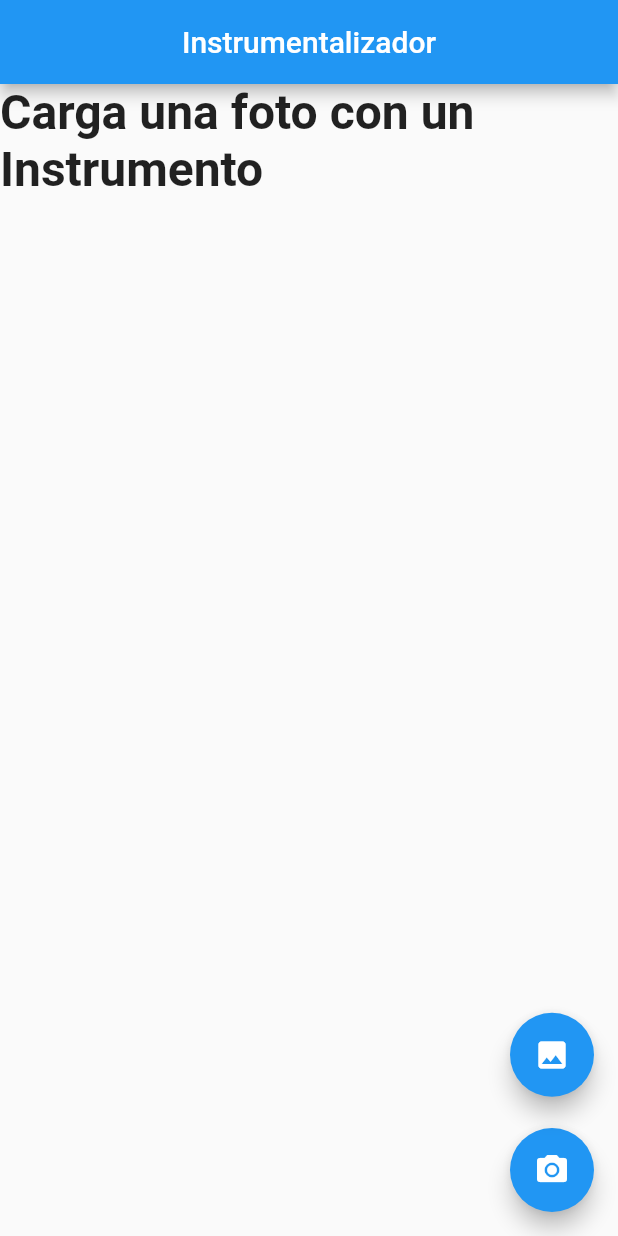
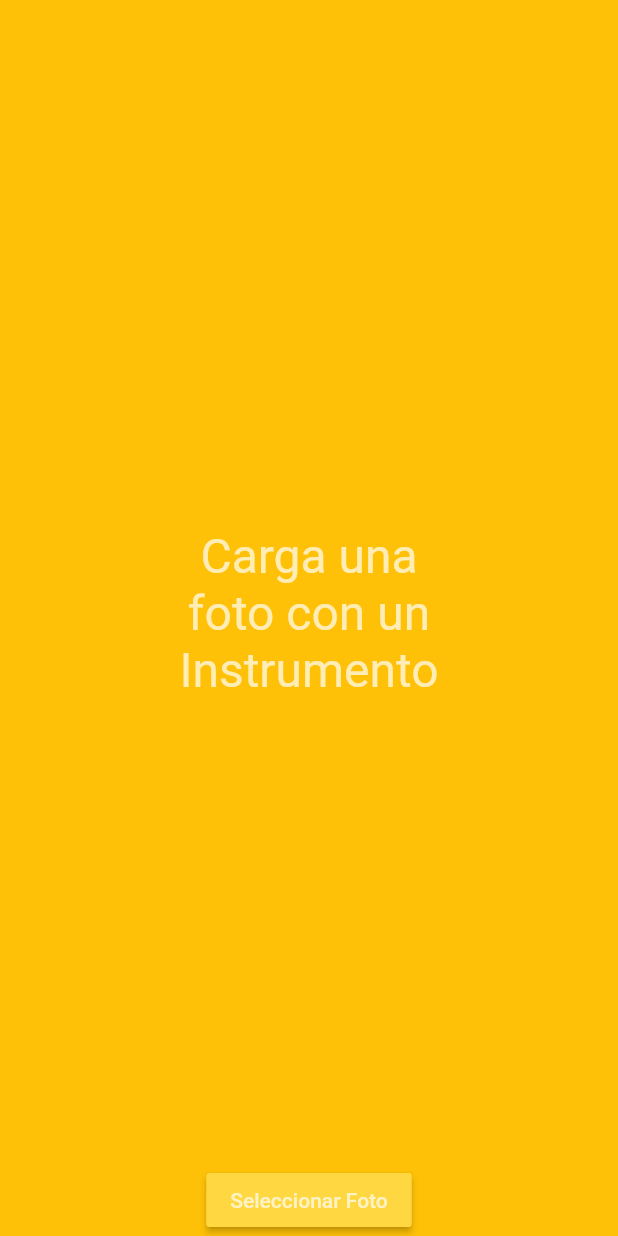
Before and after one commit to MoyaCar/reconocedor_de_instrumentos_mobile, a Flutter app: the screen it shows after launch, on a phone screen of 412 x 824 dp. Run offline on Flutter 3.47's test engine with Material 2 defaults, Android fonts, the phone set to English and light mode, and no system bars; our stand-ins replace image_picker.

Commit message:
Cambios Esteticos

```diff
--- a/lib/main.dart
+++ b/lib/main.dart
@@ -66,6 +66,57 @@ class _PantallaInicialState extends State<PantallaInicial> {
 
   Widget build(BuildContext context) {
     return Scaffold(
+      body: Container(
+        color: Colors.amber,
+        child: Center(
+          child: Stack(
+            children: <Widget>[
+              Center(
+                child: SizedBox(
+                  width: 200,
+                  height: 200,
+                  child: (img == null)
+                      ? Padding(
+                          padding: EdgeInsets.only(top: 40),
+                          child: Text(
+                            textoSeleccion,
+                            style: TextStyle(
+                              color: Colors.white70,
+                              fontSize: 32,
+                            ),
+                            textAlign: TextAlign.center,
+                          ),
+                        )
+                      : Image.file(img,
+                          height: MediaQuery.of(context).size.height * 0.6,
+                          width: MediaQuery.of(context).size.width * 0.8),
+                ),
+              ),
+              Text(
+                textoVacio,
+                style: TextStyle(color: Colors.white, fontSize: 80),
+              ),
+              Align(
+                alignment: Alignment.bottomCenter,
+                child: Stack(
+                  children: <Widget>[
+                    RaisedButton(
+                      child: Text('Seleccionar Foto'),
+                      textColor: Colors.white70,
+                      color: Colors.amberAccent,
+                      onPressed: () {
+                        imagePicker('gallery');
+                      },
+                    )
+                  ],
+                ),
+              ),
+            ],
+          ),
+        ),
+      ),
+    );
+    /*  return Scaffold(
       appBar: new AppBar(
         centerTitle: true,
         title: new Text('Instrumentalizador'),
@@ -117,6 +168,6 @@ class _PantallaInicialState extends State<PantallaInicial> {
           ),
         ],
       ),
-    );
+    ); */
   }
 }
```
